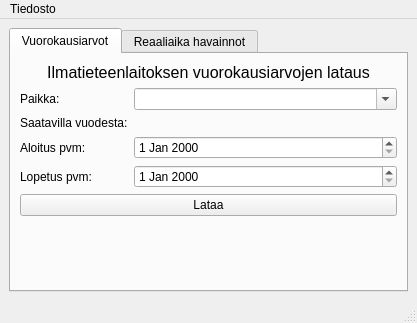
This is gui/main_window.ui in Tumetsu/FMI-weather-downloader as Qt 5 draws it before an edit. The edited form follows.
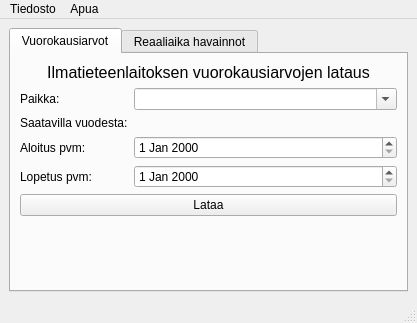
This is the edited form.

Commit message: - Added new menu for Help and About - Manual now leads to project's webpage which will host the user manual soon

```diff
--- a/gui/main_window.ui
+++ b/gui/main_window.ui
@@ -305,7 +305,15 @@
     <addaction name="actionAbout"/>
     <addaction name="actionExit"/>
    </widget>
+   <widget class="QMenu" name="menuApua">
+    <property name="title">
+     <string>Apua</string>
+    </property>
+    <addaction name="actionOhjeet"/>
+    <addaction name="actionAbout"/>
+   </widget>
    <addaction name="menuOptions"/>
+   <addaction name="menuApua"/>
   </widget>
   <action name="actionSet_api_key">
    <property name="text">
```
Left out of the diff: 6 changed lines with no effect on the pictures. The commit also changes 8 other files.
